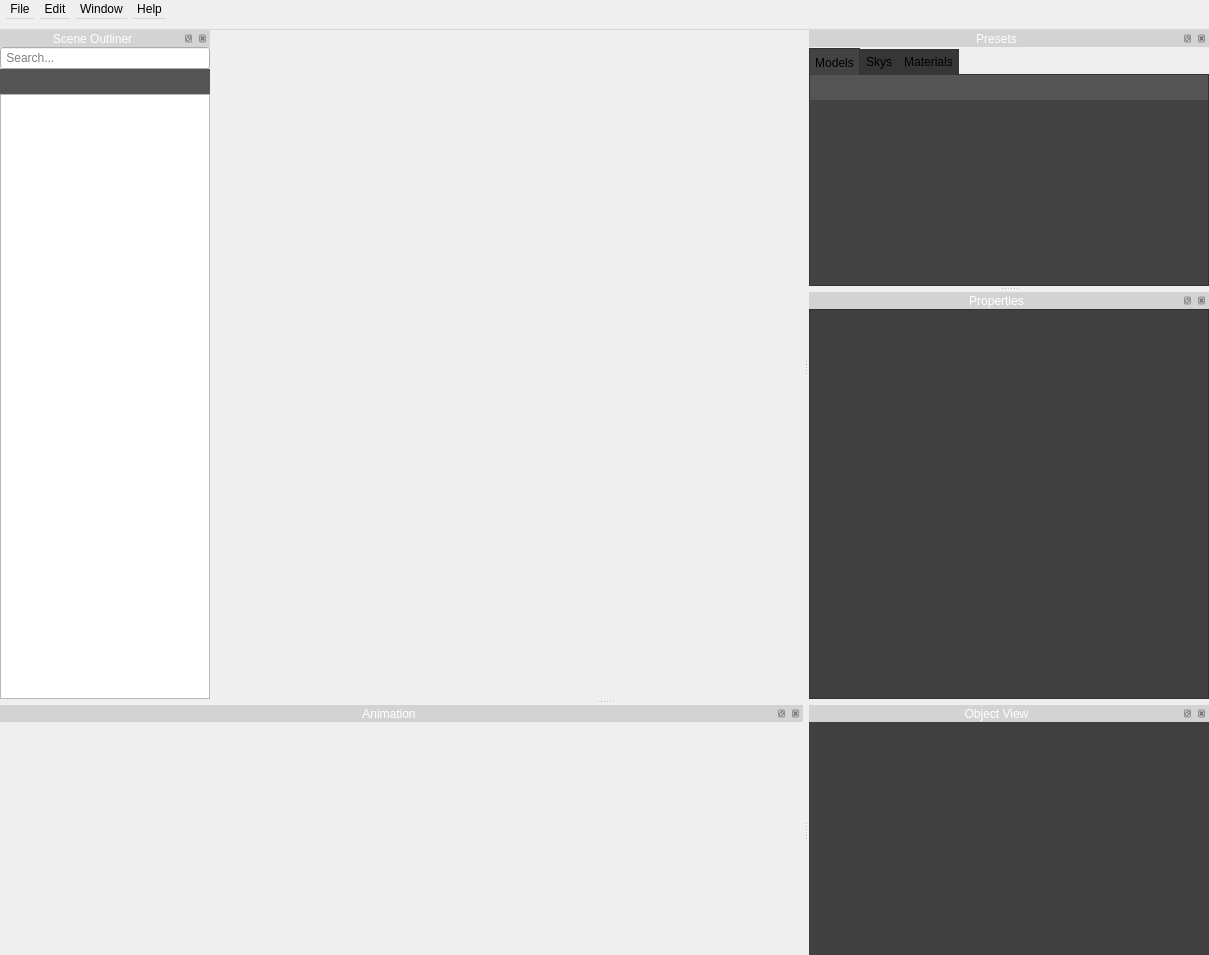
Qt form src/newmainwindow.ui (jahshaka/Studio) before a commit.
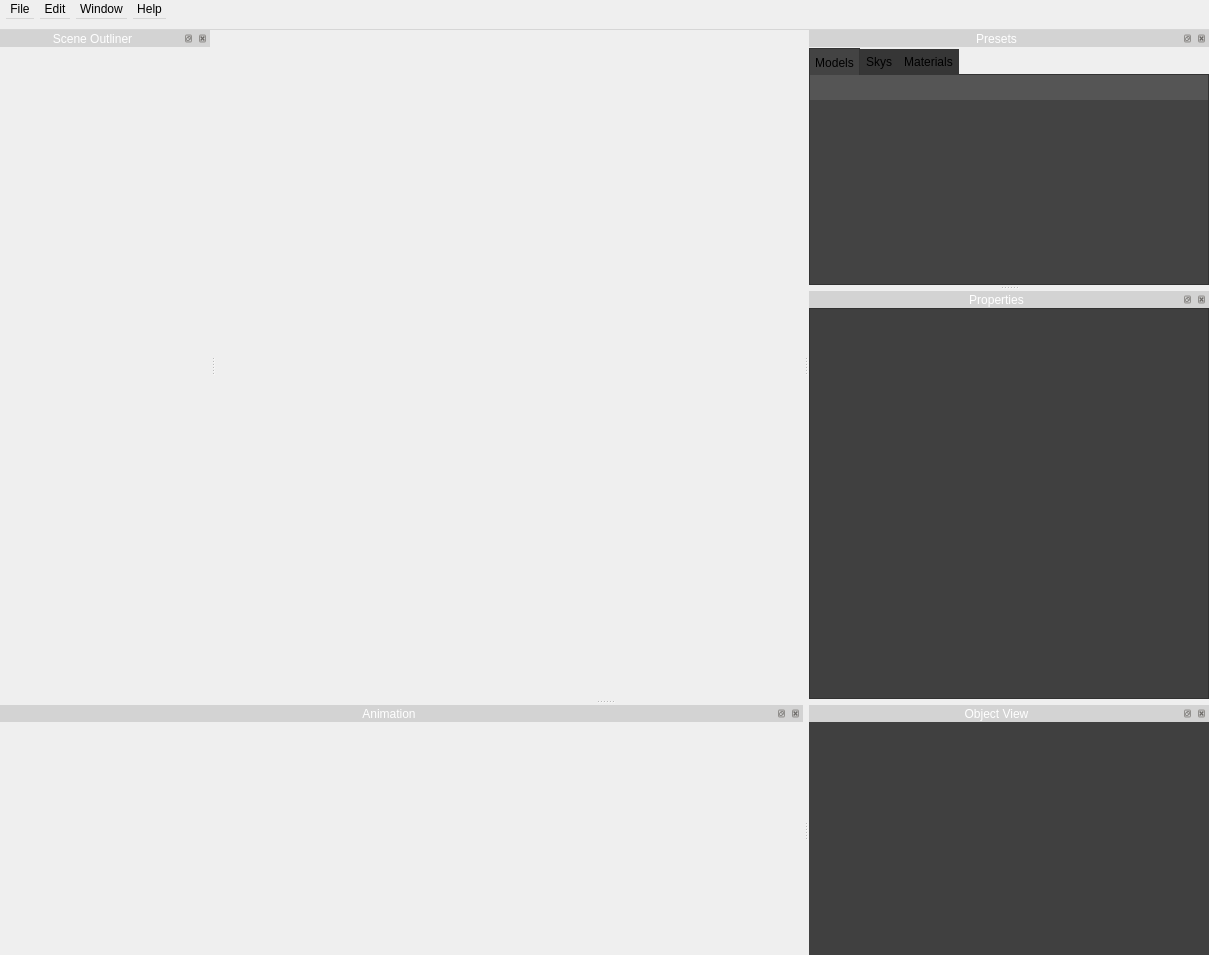
The same form after that commit. Icons and pictures are not drawn. Custom widgets are drawn as their Qt base class.

Patch:
```diff
--- a/src/newmainwindow.ui
+++ b/src/newmainwindow.ui
@@ -304,7 +304,7 @@
    <addaction name="menuWindow"/>
    <addaction name="menuHelp"/>
   </widget>
-  <widget class="QDockWidget" name="sceneHierarchy">
+  <widget class="QDockWidget" name="sceneHierarchyDock">
    <property name="minimumSize">
     <size>
      <width>210</width>
@@ -313,8 +313,8 @@
    </property>
    <property name="maximumSize">
     <size>
-     <width>210</width>
-     <height>524287</height>
+     <width>16777215</width>
+     <height>16777215</height>
     </size>
    </property>
    <property name="styleSheet">
@@ -326,7 +326,7 @@
    <attribute name="dockWidgetArea">
     <number>1</number>
    </attribute>
-   <widget class="QWidget" name="sceneHierarchyContents">
+   <widget class="SceneHeirarchyWidget" name="sceneHierarchy">
     <layout class="QVBoxLayout" name="verticalLayout">
      <property name="spacing">
       <number>0</number>
@@ -343,312 +343,6 @@
      <property name="bottomMargin">
       <number>0</number>
      </property>
-     <item>
-      <widget class="QLineEdit" name="searchbar">
-       <property name="text">
-        <string/>
-       </property>
-       <property name="placeholderText">
-        <string> Search...</string>
-       </property>
-      </widget>
-     </item>
-     <item>
-      <widget class="QWidget" name="widget_2" native="true">
-       <property name="minimumSize">
-        <size>
-         <width>210</width>
-         <height>25</height>
-        </size>
-       </property>
-       <property name="maximumSize">
-        <size>
-         <width>16777215</width>
-         <height>25</height>
-        </size>
-       </property>
-       <property name="styleSheet">
-        <string notr="true">background-color: rgb(85, 85, 85);</string>
-       </property>
-       <layout class="QVBoxLayout" name="verticalLayout_4">
-        <property name="leftMargin">
-         <number>0</number>
-        </property>
-        <property name="topMargin">
-         <number>0</number>
-        </property>
-        <property name="rightMargin">
-         <number>0</number>
-        </property>
-        <property name="bottomMargin">
-         <number>0</number>
-        </property>
-        <item>
-         <widget class="QFrame" name="frame">
-          <property name="minimumSize">
-           <size>
-            <width>100</width>
-            <height>25</height>
-           </size>
-          </property>
-          <property name="maximumSize">
-           <size>
-            <width>100</width>
-            <height>16777215</height>
-           </size>
-          </property>
-          <property name="styleSheet">
-           <string notr="true">border: none;</string>
-          </property>
-          <property name="frameShape">
-           <enum>QFrame::StyledPanel</enum>
-          </property>
-          <property name="frameShadow">
-           <enum>QFrame::Raised</enum>
-          </property>
-          <layout class="QHBoxLayout" name="horizontalLayout_3">
-           <property name="spacing">
-            <number>3</number>
-           </property>
-           <property name="leftMargin">
-            <number>0</number>
-           </property>
-           <property name="topMargin">
-            <number>0</number>
-           </property>
-           <property name="rightMargin">
-            <number>0</number>
-           </property>
-           <property name="bottomMargin">
-            <number>0</number>
-           </property>
-           <item>
-            <widget class="QToolButton" name="toolButton">
-             <property name="minimumSize">
-              <size>
-               <width>25</width>
-               <height>25</height>
-              </size>
-             </property>
-             <property name="maximumSize">
-              <size>
-               <width>25</width>
-               <height>25</height>
-              </size>
-             </property>
-             <property name="toolTip">
-              <string>&lt;html&gt;&lt;head/&gt;&lt;body&gt;&lt;p&gt;add object&lt;/p&gt;&lt;/body&gt;&lt;/html&gt;</string>
-             </property>
-             <property name="styleSheet">
-              <string notr="true">QToolButton {
-border: none;
-	background-color: rgba(255, 255, 255, 0);
-}
-
-QToolButton:hover {
-background-color: rgb(30, 144, 255);
-}</string>
-             </property>
-             <property name="text">
-              <string/>
-             </property>
-             <property name="icon">
-              <iconset resource="../icons.qrc">
-               <normaloff>:/app/icons/add-2.svg</normaloff>:/app/icons/add-2.svg</iconset>
-             </property>
-            </widget>
-           </item>
-           <item>
-            <widget class="QPushButton" name="deleteButton">
-             <property name="minimumSize">
-              <size>
-               <width>25</width>
-               <height>25</height>
-              </size>
-             </property>
-             <property name="maximumSize">
-              <size>
-               <width>25</width>
-               <height>25</height>
-              </size>
-             </property>
-             <property name="toolTip">
-              <string>&lt;html&gt;&lt;head/&gt;&lt;body&gt;&lt;p&gt;remove object&lt;/p&gt;&lt;/body&gt;&lt;/html&gt;</string>
-             </property>
-             <property name="styleSheet">
-              <string notr="true">QPushButton {
-border: none;
-	background-color: rgba(255, 255, 255, 0);
-}
-
-QPushButton:hover {
-background-color: rgb(30, 144, 255);
-}</string>
-             </property>
-             <property name="text">
-              <string/>
-             </property>
-             <property name="icon">
-              <iconset resource="../icons.qrc">
-               <normaloff>:/app/icons/error.svg</normaloff>:/app/icons/error.svg</iconset>
-             </property>
-            </widget>
-           </item>
-           <item>
-            <widget class="QPushButton" name="pushButton_2">
-             <property name="minimumSize">
-              <size>
-               <width>25</width>
-               <height>25</height>
-              </size>
-             </property>
-             <property name="maximumSize">
-              <size>
-               <width>25</width>
-               <height>25</height>
-              </size>
-             </property>
-             <property name="toolTip">
-              <string>&lt;html&gt;&lt;head/&gt;&lt;body&gt;&lt;p&gt;change gizmo&lt;/p&gt;&lt;/body&gt;&lt;/html&gt;</string>
-             </property>
-             <property name="styleSheet">
-              <string notr="true">QPushButton {
-border: none;
-	background-color: rgba(255, 255, 255, 0);
-}
-
-QPushButton:hover {
-background-color: rgb(30, 144, 255);
-}</string>
-             </property>
-             <property name="text">
-              <string/>
-             </property>
-             <property name="icon">
-              <iconset resource="../icons.qrc">
-               <normaloff>:/app/icons/photo-camera.svg</normaloff>:/app/icons/photo-camera.svg</iconset>
-             </property>
-            </widget>
-           </item>
-          </layout>
-         </widget>
-        </item>
-       </layout>
-      </widget>
-     </item>
-     <item>
-      <widget class="LayerTreeWidget" name="sceneTree">
-       <property name="sizePolicy">
-        <sizepolicy hsizetype="Expanding" vsizetype="Expanding">
-         <horstretch>0</horstretch>
-         <verstretch>0</verstretch>
-        </sizepolicy>
-       </property>
-       <property name="minimumSize">
-        <size>
-         <width>0</width>
-         <height>210</height>
-        </size>
-       </property>
-       <property name="styleSheet">
-        <string notr="true">
-QTreeView::item:hover {
-    background: #42b5e8;
-}
-
-QTreeView::item:selected {
-    background: #1e90ff;
-}
-
-QTreeView::item:selected:active{
-    background: #1e90ff;
-}
-
-QTreeView::item:selected:!active {
-    background: #98dbf8;
-}
-
-
-QTreeView::branch:has-children:!has-siblings:closed,
-QTreeView::branch:closed:has-children:has-siblings {
-        image: url(&quot;:/icons/keyboard-right-arrow-button.svg&quot;);
-}
-
-QTreeView::branch:open:has-children:!has-siblings,
-QTreeView::branch:open:has-children:has-siblings  {
-        image: url(&quot;:/icons/expand-button.svg&quot;);
-}</string>
-       </property>
-       <attribute name="headerVisible">
-        <bool>false</bool>
-       </attribute>
-       <column>
-        <property name="text">
-         <string notr="true">1</string>
-        </property>
-       </column>
-      </widget>
-     </item>
-     <item>
-      <widget class="QWidget" name="widget" native="true">
-       <layout class="QHBoxLayout" name="horizontalLayout">
-        <property name="spacing">
-         <number>2</number>
-        </property>
-        <property name="leftMargin">
-         <number>0</number>
-        </property>
-        <property name="topMargin">
-         <number>0</number>
-        </property>
-        <property name="rightMargin">
-         <number>0</number>
-        </property>
-        <property name="bottomMargin">
-         <number>0</number>
-        </property>
-       </layout>
-      </widget>
-     </item>
-     <item>
-      <widget class="QWidget" name="sceneTreeContainer" native="true">
-       <property name="sizePolicy">
-        <sizepolicy hsizetype="Fixed" vsizetype="Preferred">
-         <horstretch>0</horstretch>
-         <verstretch>0</verstretch>
-        </sizepolicy>
-       </property>
-       <property name="minimumSize">
-        <size>
-         <width>210</width>
-         <height>0</height>
-        </size>
-       </property>
-       <property name="maximumSize">
-        <size>
-         <width>300</width>
-         <height>16777215</height>
-        </size>
-       </property>
-       <layout class="QVBoxLayout" name="verticalLayout_2">
-        <property name="spacing">
-         <number>0</number>
-        </property>
-        <property name="leftMargin">
-         <number>0</number>
-        </property>
-        <property name="topMargin">
-         <number>0</number>
-        </property>
-        <property name="rightMargin">
-         <number>0</number>
-        </property>
-        <property name="bottomMargin">
-         <number>0</number>
-        </property>
-       </layout>
-      </widget>
-     </item>
     </layout>
     <zorder>sceneTreeContainer</zorder>
     <zorder>sceneTree</zorder>
@@ -1306,7 +1000,7 @@
    <property name="minimumSize">
     <size>
      <width>89</width>
-     <height>300</height>
+     <height>320</height>
     </size>
    </property>
    <property name="windowTitle">
@@ -1352,7 +1046,7 @@
           <x>0</x>
           <y>0</y>
           <width>398</width>
-          <height>351</height>
+          <height>388</height>
          </rect>
         </property>
        </widget>
@@ -1534,11 +1228,6 @@
    <header location="global">src/widgets/maintimelinewidget.h</header>
    <container>1</container>
   </customwidget>
-  <customwidget>
-   <class>LayerTreeWidget</class>
-   <extends>QTreeWidget</extends>
-   <header location="global">src/widgets/layertreewidget.h</header>
-  </customwidget>
   <customwidget>
    <class>AnimationWidget</class>
    <extends>QFrame</extends>
@@ -1557,6 +1246,12 @@
    <header>src/widgets/materialsets.h</header>
    <container>1</container>
   </customwidget>
+  <customwidget>
+   <class>SceneHeirarchyWidget</class>
+   <extends>QWidget</extends>
+   <header>src/widgets/sceneheirarchywidget.h</header>
+   <container>1</container>
+  </customwidget>
  </customwidgets>
  <resources>
   <include location="../icons.qrc"/>
```
Left out of the diff: 9 changed lines with no effect on the pictures.
